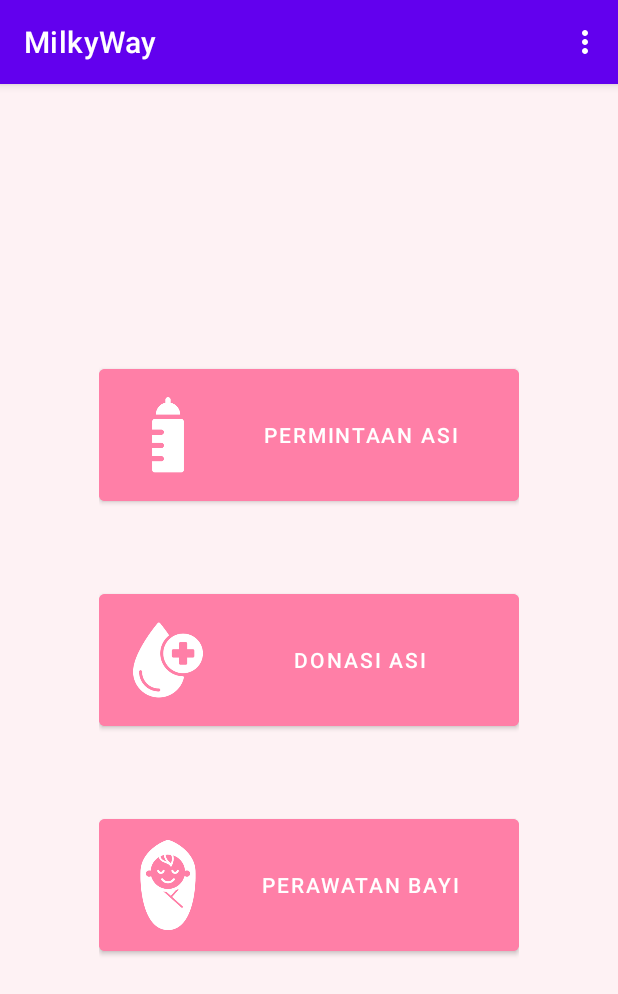
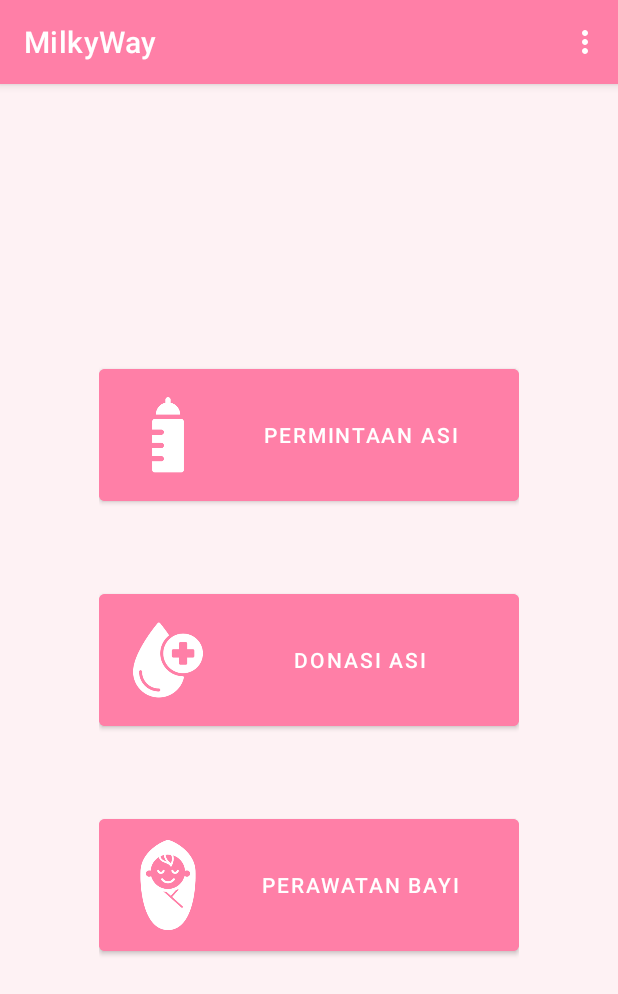
Before and after one commit to bahrulajisantoso/MilkyWay, an Android app: the screen it shows after launch once a user with an empty profile is signed in (MainActivity), on a phone screen of 412 x 824 dp. Shown: the top 994 px of the screen. Run offline under Robolectric (Android 15) with nearby library versions, the phone set to English and light mode, and no system bars; our stand-ins replace Firebase (no records; nobody signed in at launch, a user with empty details on screens opened directly).

Commit message:
change colors theme

```diff
--- a/app/src/main/res/values/themes.xml
+++ b/app/src/main/res/values/themes.xml
@@ -2,12 +2,12 @@
     <!-- Base application theme. -->
     <style name="Theme.MilkyWay" parent="Theme.MaterialComponents.DayNight.DarkActionBar">
         <!-- Primary brand color. -->
-        <item name="colorPrimary">@color/purple_500</item>
-        <item name="colorPrimaryVariant">@color/purple_700</item>
+        <item name="colorPrimary">@color/color_2</item>
+        <item name="colorPrimaryVariant">@color/color_1</item>
         <item name="colorOnPrimary">@color/white</item>
         <!-- Secondary brand color. -->
-        <item name="colorSecondary">@color/teal_200</item>
-        <item name="colorSecondaryVariant">@color/teal_700</item>
+        <item name="colorSecondary">@color/color_1</item>
+        <item name="colorSecondaryVariant">@color/color_2</item>
         <item name="colorOnSecondary">@color/black</item>
         <!-- Status bar color. -->
         <item name="android:statusBarColor">?attr/colorPrimaryVariant</item>
```
